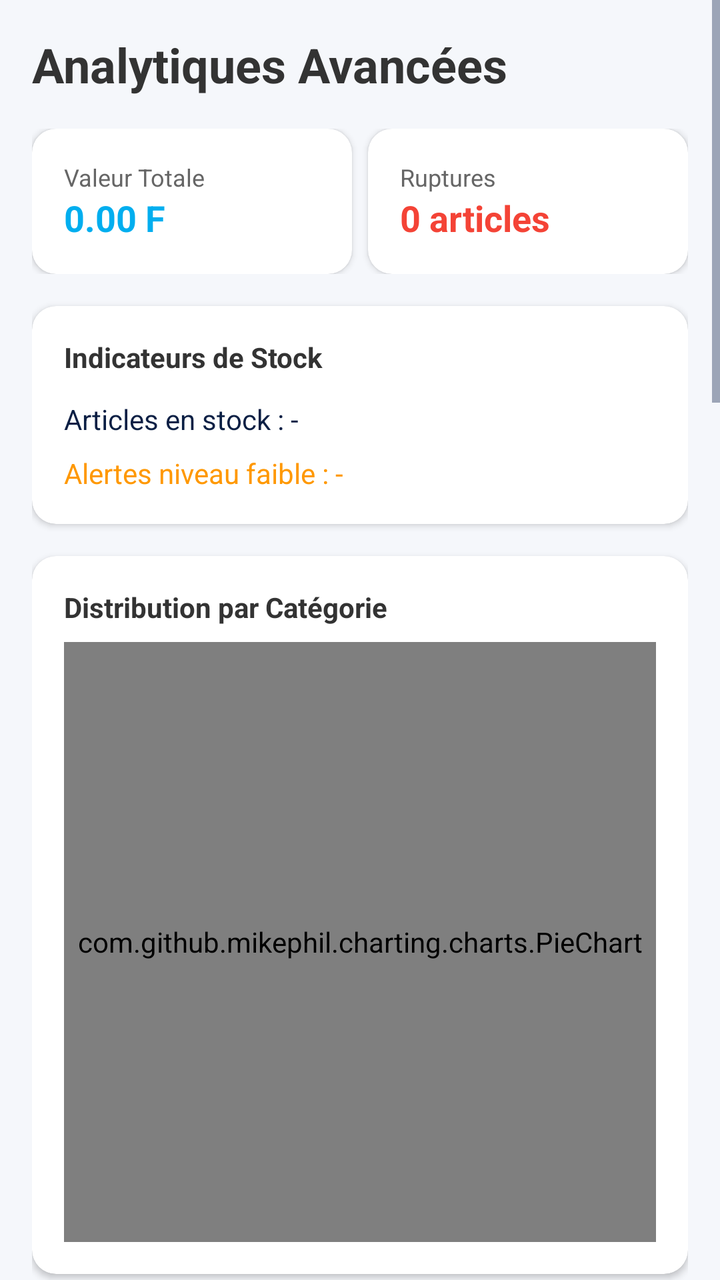
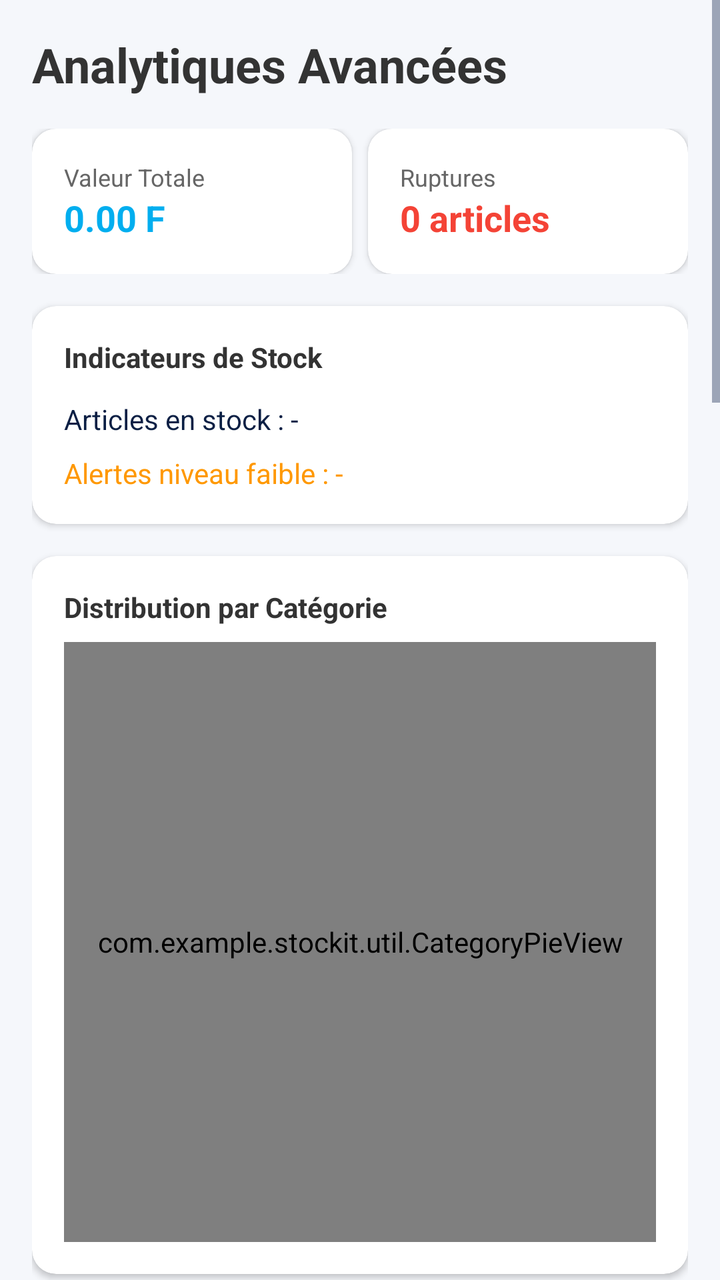

Screens rendered from an Android XML layout before and after an edit, with the pre-edit source and the edit as a unified diff.
<!-- AndroidManifest.xml: application theme Theme.StockIT -->
<!-- res/layout/content_reports.xml -->
<?xml version="1.0" encoding="utf-8"?>
<ScrollView xmlns:android="http://schemas.android.com/apk/res/android"
    xmlns:app="http://schemas.android.com/apk/res-auto"
    android:layout_width="match_parent"
    android:layout_height="match_parent"
    android:background="@color/grey_background">

    <LinearLayout
        android:layout_width="match_parent"
        android:layout_height="wrap_content"
        android:orientation="vertical"
        android:padding="16dp">

        <TextView
            android:layout_width="wrap_content"
            android:layout_height="wrap_content"
            android:text="@string/reports_advanced_analytics"
            android:textColor="#333333"
            android:textSize="24sp"
            android:textStyle="bold"
            android:layout_marginBottom="16dp"/>

        
        <LinearLayout
            android:layout_width="match_parent"
            android:layout_height="wrap_content"
            android:orientation="horizontal"
            android:baselineAligned="false">

            <com.google.android.material.card.MaterialCardView
                android:layout_width="0dp"
                android:layout_height="wrap_content"
                android:layout_weight="1"
                android:layout_marginEnd="8dp"
                app:cardCornerRadius="12dp"
                app:cardElevation="2dp">
                <LinearLayout
                    android:layout_width="match_parent"
                    android:layout_height="wrap_content"
                    android:orientation="vertical"
                    android:padding="16dp">
                    <TextView android:layout_width="wrap_content" android:layout_height="wrap_content" android:text="@string/reports_total_value" android:textSize="12sp" android:textColor="#666666" />
                    <TextView android:id="@+id/reportTotalValue" android:layout_width="wrap_content" android:layout_height="wrap_content" android:text="0.00 F" android:textSize="18sp" android:textStyle="bold" android:textColor="#00AEEF" />
                </LinearLayout>
            </com.google.android.material.card.MaterialCardView>

            <com.google.android.material.card.MaterialCardView
                android:layout_width="0dp"
                android:layout_height="wrap_content"
                android:layout_weight="1"
                app:cardCornerRadius="12dp"
                app:cardElevation="2dp">
                <LinearLayout
                    android:layout_width="match_parent"
                    android:layout_height="wrap_content"
                    android:orientation="vertical"
                    android:padding="16dp">
                    <TextView android:layout_width="wrap_content" android:layout_height="wrap_content" android:text="@string/reports_out_of_stock" android:textSize="12sp" android:textColor="#666666" />
                    <TextView android:id="@+id/reportOutOfStock" android:layout_width="wrap_content" android:layout_height="wrap_content" android:text="@string/reports_out_of_stock_zero" android:textSize="18sp" android:textStyle="bold" android:textColor="#F44336" />
                </LinearLayout>
            </com.google.android.material.card.MaterialCardView>
        </LinearLayout>

        <com.google.android.material.card.MaterialCardView
            android:layout_width="match_parent"
            android:layout_height="wrap_content"
            android:layout_marginTop="16dp"
            app:cardCornerRadius="12dp"
            app:cardElevation="2dp">
            <LinearLayout
                android:layout_width="match_parent"
                android:layout_height="wrap_content"
                android:orientation="vertical"
                android:padding="16dp">
                <TextView android:layout_width="wrap_content" android:layout_height="wrap_content" android:text="@string/reports_stock_indicators" android:textStyle="bold" android:textColor="#333333" />

                <TextView android:id="@+id/reportTotalItems" android:layout_width="wrap_content" android:layout_height="wrap_content" android:layout_marginTop="12dp" android:text="@string/reports_items_in_stock_placeholder" />
                <TextView android:id="@+id/reportLowStockCount" android:layout_width="wrap_content" android:layout_height="wrap_content" android:layout_marginTop="8dp" android:text="@string/reports_low_stock_placeholder" android:textColor="#FF9800" />
            </LinearLayout>
        </com.google.android.material.card.MaterialCardView>

        

        <com.google.android.material.card.MaterialCardView
            android:layout_width="match_parent"
            android:layout_height="wrap_content"
            android:layout_marginTop="16dp"
            app:cardCornerRadius="12dp"
            app:cardElevation="2dp">
            <LinearLayout
                android:layout_width="match_parent"
                android:layout_height="wrap_content"
                android:orientation="vertical"
                android:padding="16dp">
                <TextView android:layout_width="wrap_content" android:layout_height="wrap_content" android:text="@string/reports_category_distribution" android:textStyle="bold" android:textColor="#333333" />
                <com.github.mikephil.charting.charts.PieChart
                    android:id="@+id/pieChart"
                    android:layout_width="match_parent"
                    android:layout_height="300dp"
                    android:layout_marginTop="8dp" />
            </LinearLayout>
        </com.google.android.material.card.MaterialCardView>

        <com.google.android.material.card.MaterialCardView
            android:layout_width="match_parent"
            android:layout_height="wrap_content"
            android:layout_marginTop="16dp"
            app:cardCornerRadius="12dp"
            app:cardElevation="2dp">
            <LinearLayout
                android:layout_width="match_parent"
                android:layout_height="wrap_content"
                android:orientation="vertical"
                android:padding="16dp">
                <TextView android:layout_width="wrap_content" android:layout_height="wrap_content" android:text="@string/reports_monthly_movements" android:textStyle="bold" android:textColor="#333333" />
                <com.github.mikephil.charting.charts.BarChart
                    android:id="@+id/barChart"
                    android:layout_width="match_parent"
                    android:layout_height="300dp"
                    android:layout_marginTop="8dp" />
            </LinearLayout>
        </com.google.android.material.card.MaterialCardView>

        <com.google.android.material.card.MaterialCardView
            android:layout_width="match_parent"
            android:layout_height="wrap_content"
            android:layout_marginTop="16dp"
            app:cardCornerRadius="12dp"
            app:cardElevation="2dp">
            <LinearLayout
                android:layout_width="match_parent"
                android:layout_height="wrap_content"
                android:orientation="vertical"
                android:padding="16dp">
                <TextView android:layout_width="wrap_content" android:layout_height="wrap_content" android:text="@string/reports_stock_evolution" android:textStyle="bold" android:textColor="#333333" />
                <com.github.mikephil.charting.charts.LineChart
                    android:id="@+id/lineChart"
                    android:layout_width="match_parent"
                    android:layout_height="300dp"
                    android:layout_marginTop="8dp" />
            </LinearLayout>
        </com.google.android.material.card.MaterialCardView>

        <com.google.android.material.card.MaterialCardView
            android:layout_width="match_parent"
            android:layout_height="wrap_content"
            android:layout_marginTop="16dp"
            app:cardCornerRadius="12dp"
            app:cardElevation="2dp">
            <LinearLayout
                android:layout_width="match_parent"
                android:layout_height="wrap_content"
                android:orientation="vertical"
                android:padding="16dp">
                <TextView android:layout_width="wrap_content" android:layout_height="wrap_content" android:text="@string/reports_performance_by_zone" android:textStyle="bold" android:textColor="#333333" />
                <com.github.mikephil.charting.charts.RadarChart
                    android:id="@+id/radarChart"
                    android:layout_width="match_parent"
                    android:layout_height="300dp"
                    android:layout_marginTop="8dp" />
            </LinearLayout>
        </com.google.android.material.card.MaterialCardView>

        <TextView
            android:layout_width="wrap_content"
            android:layout_height="wrap_content"
            android:text="@string/reports_category_turnover"
            android:textColor="#333333"
            android:textSize="18sp"
            android:textStyle="bold"
            android:layout_marginTop="24dp"
            android:layout_marginBottom="12dp"/>

        <com.google.android.material.card.MaterialCardView
            android:layout_width="match_parent"
            android:layout_height="wrap_content"
            app:cardCornerRadius="12dp"
            app:cardElevation="2dp">
            <TextView
                android:id="@+id/reportCategoryDetails"
                android:layout_width="match_parent"
                android:layout_height="wrap_content"
                android:padding="16dp"
                android:text="@string/reports_category_analysis_loading"
                android:lineSpacingExtra="4dp"/>
        </com.google.android.material.card.MaterialCardView>

        
        <Button
            android:id="@+id/btnExportReport"
            android:layout_width="match_parent"
            android:layout_height="wrap_content"
            android:layout_marginTop="32dp"
            android:text="@string/reports_export_excel"
            android:backgroundTint="@color/colorPrimaryDark"
            android:textColor="#FFFFFF" />

        <com.google.android.material.button.MaterialButton
            android:id="@+id/btnGenerateAiReport"
            android:layout_width="match_parent"
            android:layout_height="wrap_content"
            android:layout_marginTop="12dp"
            android:text="@string/reports_btn_generate_pdf"
            app:icon="@android:drawable/ic_menu_edit"
            android:backgroundTint="@color/colorPrimary" />

    </LinearLayout>
</ScrollView>
<!-- resources referenced by this layout -->
<resources>
  <color name="colorPrimary">@color/vista_blue</color>
  <color name="colorPrimaryDark">@color/vista_navy</color>
  <color name="grey_background">@color/vista_bg</color>
  <string name="reports_advanced_analytics">Analytiques Avancées</string>
  <string name="reports_btn_generate_pdf">GÉNÉRER RAPPORT PDF (IA)</string>
  <string name="reports_category_analysis_loading">Analyse des catégories...</string>
  <string name="reports_category_distribution">Distribution par Catégorie</string>
  <string name="reports_category_turnover">Turnover par catégorie</string>
  <string name="reports_export_excel">🎯 EXPORTER EN EXCEL (CSV)</string>
  <string name="reports_items_in_stock_placeholder">Articles en stock : -</string>
  <string name="reports_low_stock_placeholder">Alertes niveau faible : -</string>
  <string name="reports_monthly_movements">Mouvements mensuels</string>
  <string name="reports_out_of_stock">Ruptures</string>
  <string name="reports_out_of_stock_zero">0 articles</string>
  <string name="reports_performance_by_zone">Performance par Zone</string>
  <string name="reports_stock_evolution">Évolution du Stock</string>
  <string name="reports_stock_indicators">Indicateurs de Stock</string>
  <string name="reports_total_value">Valeur Totale</string>
  <style name="Theme.StockIT" parent="Theme.MaterialComponents.Light.NoActionBar">
          
          <item name="colorPrimary">@color/vista_blue</item>
          <item name="colorPrimaryDark">@color/vista_navy</item>
          <item name="colorAccent">@color/vista_turquoise</item>
          <item name="colorSecondary">@color/vista_turquoise</item>
          <item name="colorControlHighlight">#220F53FA</item>
  
          
          <item name="android:windowBackground">@color/vista_bg</item>
          <item name="android:colorBackground">@color/vista_bg</item>
          <item name="colorSurface">@color/vista_surface</item>
  
          
          <item name="android:textColor">@color/vista_navy</item>
          <item name="android:textColorPrimary">@color/vista_navy</item>
          <item name="android:textColorSecondary">@color/vista_navy_muted</item>
          <item name="android:textColorHint">@color/vista_navy_faint</item>
  
          
          <item name="android:statusBarColor">@color/vista_blue</item>
  
          
          <item name="android:colorControlActivated">@color/vista_blue</item>
      </style>
  <color name="vista_blue">#0F53FA</color>
  <color name="vista_navy">#0B1F44</color>
  <color name="vista_bg">#F5F7FB</color>
  <color name="vista_turquoise">#1DE9B6</color>
  <color name="vista_surface">#FFFFFF</color>
  <color name="vista_navy_muted">#4A5A78</color>
  <color name="vista_navy_faint">#8A96AC</color>
</resources>

<!-- the commit's change to res/layout/content_reports.xml (unified diff, before → after) -->
@@ -93,7 +93,7 @@
                 android:orientation="vertical"
                 android:padding="16dp">
                 <TextView android:layout_width="wrap_content" android:layout_height="wrap_content" android:text="@string/reports_category_distribution" android:textStyle="bold" android:textColor="#333333" />
-                <com.github.mikephil.charting.charts.PieChart
+                <com.example.stockit.util.CategoryPieView
                     android:id="@+id/pieChart"
                     android:layout_width="match_parent"
                     android:layout_height="300dp"
@@ -113,7 +113,7 @@
                 android:orientation="vertical"
                 android:padding="16dp">
                 <TextView android:layout_width="wrap_content" android:layout_height="wrap_content" android:text="@string/reports_monthly_movements" android:textStyle="bold" android:textColor="#333333" />
-                <com.github.mikephil.charting.charts.BarChart
+                <com.example.stockit.util.SparkLineView
                     android:id="@+id/barChart"
                     android:layout_width="match_parent"
                     android:layout_height="300dp"
@@ -133,7 +133,7 @@
                 android:orientation="vertical"
                 android:padding="16dp">
                 <TextView android:layout_width="wrap_content" android:layout_height="wrap_content" android:text="@string/reports_stock_evolution" android:textStyle="bold" android:textColor="#333333" />
-                <com.github.mikephil.charting.charts.LineChart
+                <com.example.stockit.util.SparkLineView
                     android:id="@+id/lineChart"
                     android:layout_width="match_parent"
                     android:layout_height="300dp"
@@ -153,7 +153,7 @@
                 android:orientation="vertical"
                 android:padding="16dp">
                 <TextView android:layout_width="wrap_content" android:layout_height="wrap_content" android:text="@string/reports_performance_by_zone" android:textStyle="bold" android:textColor="#333333" />
-                <com.github.mikephil.charting.charts.RadarChart
+                <com.example.stockit.util.SparkLineView
                     android:id="@+id/radarChart"
                     android:layout_width="match_parent"
                     android:layout_height="300dp"
